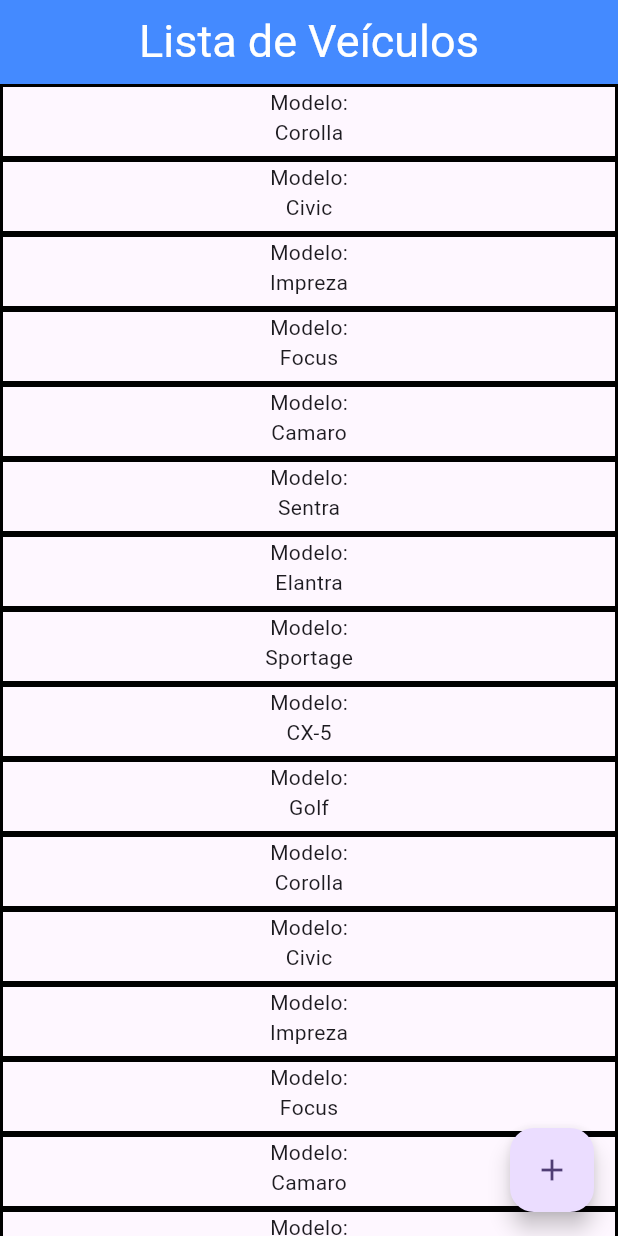
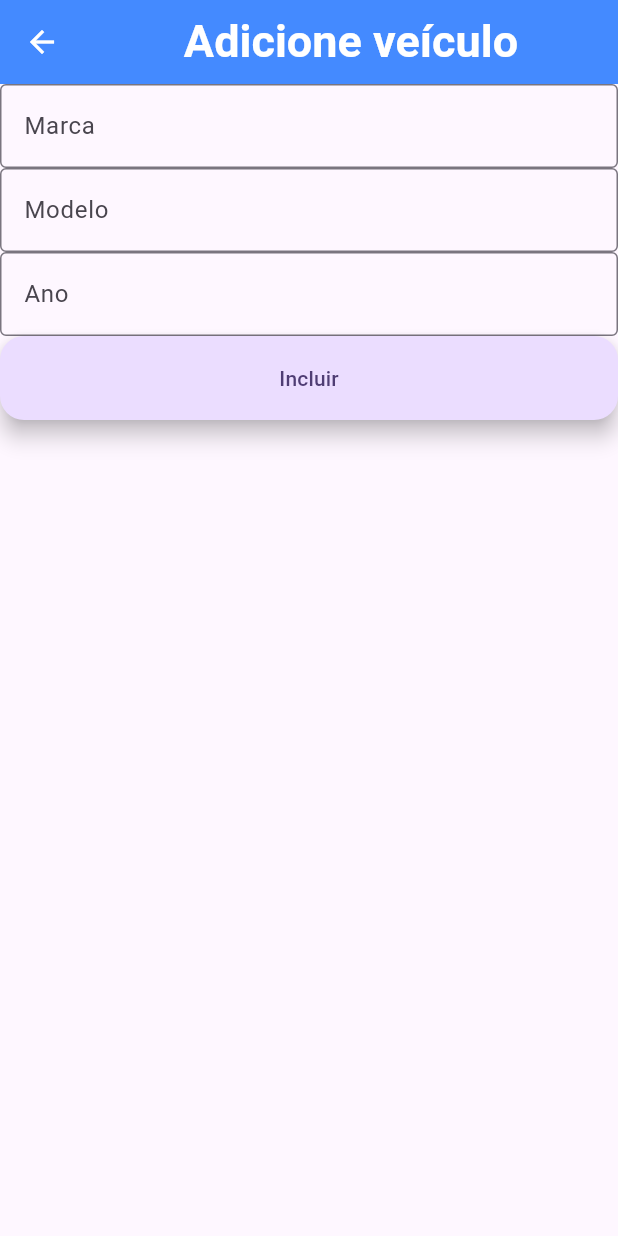
Before and after one commit to dcodebr/feitep-mobile-veiculos, a Flutter app: the screen it shows after launch, after a tap on the "add" icon, on a phone screen of 412 x 824 dp. Run offline on Flutter 3.47's test engine with Material 3 defaults, Android fonts, the phone set to English and light mode, and no system bars.

Commit message:
Inclusão do cliente

```diff
--- /dev/null
+++ b/lib/veiculo_adicionar_screen.dart
@@ -0,0 +1,67 @@
+import 'package:flutter/material.dart';
+import 'package:myapp/veiculo.dart';
+
+class VeiculoAdicionarScreen extends StatelessWidget {
+  VeiculoAdicionarScreen({super.key});
+
+  TextEditingController marcaController = TextEditingController();
+  TextEditingController modeloController = TextEditingController();
+  TextEditingController anoController = TextEditingController();
+
+  @override
+  Widget build(BuildContext context) {
+    return Scaffold(
+      appBar: AppBar(
+        title: Center(
+          child: Text(
+            "Adicione veículo",
+            style: TextStyle(fontSize: 30, fontWeight: FontWeight.bold),
+          ),
+        ),
+        backgroundColor: Colors.blueAccent,
+        foregroundColor: Colors.white,
+      ),
+      body: Column(
+        children: [
+          TextField(
+            controller: marcaController,
+            decoration: InputDecoration(
+              labelText: "Marca",
+              border: OutlineInputBorder(),
+            ),
+          ),
+          TextField(
+            controller: modeloController,
+            decoration: InputDecoration(
+              labelText: "Modelo",
+              border: OutlineInputBorder(),
+            ),
+          ),
+          TextField(
+            controller: anoController,
+            decoration: InputDecoration(
+              labelText: "Ano",
+              border: OutlineInputBorder(),
+            ),
+          ),
+          SizedBox(
+            width: double.infinity,
+            child: FloatingActionButton(
+              onPressed: () {
+                Veiculo veiculo = Veiculo(
+                  marca: marcaController.text,
+                  modelo: modeloController.text,
+                  ano: int.parse(anoController.text),
+                );
+
+                Navigator.pop(context, veiculo);
+              },
+              child: Text("Incluir"),
+              heroTag: "veiculo.incluir",
+            ),
+          ),
+        ],
+      ),
+    );
+  }
+}
--- a/lib/veiculo_listagem_screen.dart
+++ b/lib/veiculo_listagem_screen.dart
@@ -1,5 +1,6 @@
 import 'package:flutter/material.dart';
 import 'package:myapp/veiculo.dart';
+import 'package:myapp/veiculo_adicionar_screen.dart';
 
 class VeiculoListagemScreen extends StatefulWidget {
   const VeiculoListagemScreen({super.key});
@@ -9,28 +10,7 @@ class VeiculoListagemScreen extends StatefulWidget {
 }
 
 class _VeiculoListagemScreenState extends State<VeiculoListagemScreen> {
-  List<Veiculo> veiculos = [
-    Veiculo(marca: "Toyota", modelo: "Corolla", ano: 2022),
-    Veiculo(marca: "Honda", modelo: "Civic", ano: 2022),
-    Veiculo(marca: "Subaru", modelo: "Impreza", ano: 2021),
-    Veiculo(marca: "Ford", modelo: "Focus", ano: 2022),
-    Veiculo(marca: "Chevrolet", modelo: "Camaro", ano: 2021),
-    Veiculo(marca: "Nissan", modelo: "Sentra", ano: 2022),
-    Veiculo(marca: "Hyundai", modelo: "Elantra", ano: 2021),
-    Veiculo(marca: "Kia", modelo: "Sportage", ano: 2022),
-    Veiculo(marca: "1Mazda", modelo: "CX-5", ano: 2021),
-    Veiculo(marca: "Volkswagen", modelo: "Golf", ano: 2022),
-    Veiculo(marca: "1Toyota", modelo: "Corolla", ano: 2022),
-    Veiculo(marca: "1Honda", modelo: "Civic", ano: 2022),
-    Veiculo(marca: "1Subaru", modelo: "Impreza", ano: 2021),
-    Veiculo(marca: "1Ford", modelo: "Focus", ano: 2022),
-    Veiculo(marca: "1Chevrolet", modelo: "Camaro", ano: 2021),
-    Veiculo(marca: "1Nissan", modelo: "Sentra", ano: 2022),
-    Veiculo(marca: "1Hyundai", modelo: "Elantra", ano: 2021),
-    Veiculo(marca: "1Kia", modelo: "Sportage", ano: 2022),
-    Veiculo(marca: "1Mazda", modelo: "CX-5", ano: 2021),
-    Veiculo(marca: "1Volkswagen", modelo: "Golf", ano: 2022),
-  ];
+  List<Veiculo> veiculos = [];
 
   @override
   Widget build(BuildContext context) {
@@ -45,7 +25,24 @@ class _VeiculoListagemScreenState extends State<VeiculoListagemScreen> {
       floatingActionButton: Column(
         mainAxisAlignment: MainAxisAlignment.end,
         children: [
-          FloatingActionButton(onPressed: () {}, child: Icon(Icons.add)),
+          FloatingActionButton(
+            heroTag: "veiculo.add",
+            onPressed: () async {
+              Veiculo resultado = await Navigator.push(
+                context,
+                MaterialPageRoute(
+                  builder: (context) => VeiculoAdicionarScreen(),
+                ),
+              );
+
+              if (resultado != null) {
+                setState(() {
+                  veiculos.add(resultado);
+                });
+              }
+            },
+            child: Icon(Icons.add),
+          ),
         ],
       ),
       body: SingleChildScrollView(
```
